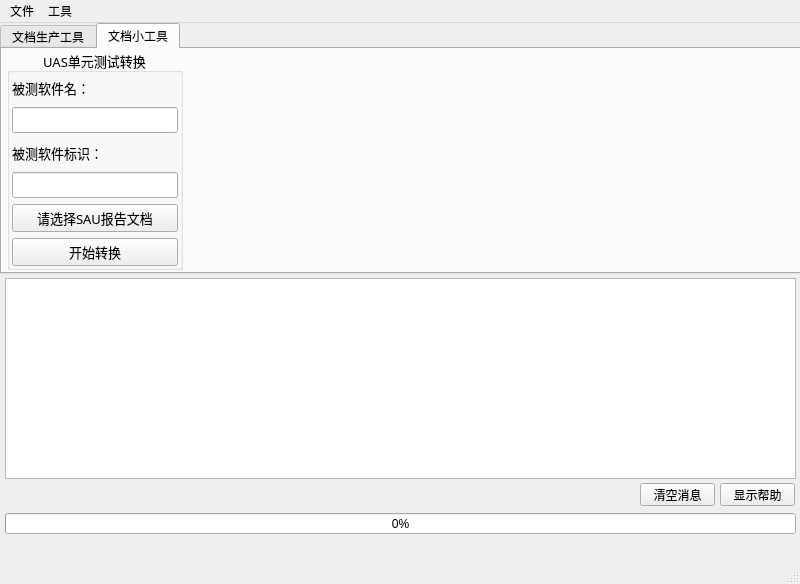
This is GUI.ui in ks3356143/newToolforTest as Qt 5 draws it before an edit. The edited form follows.
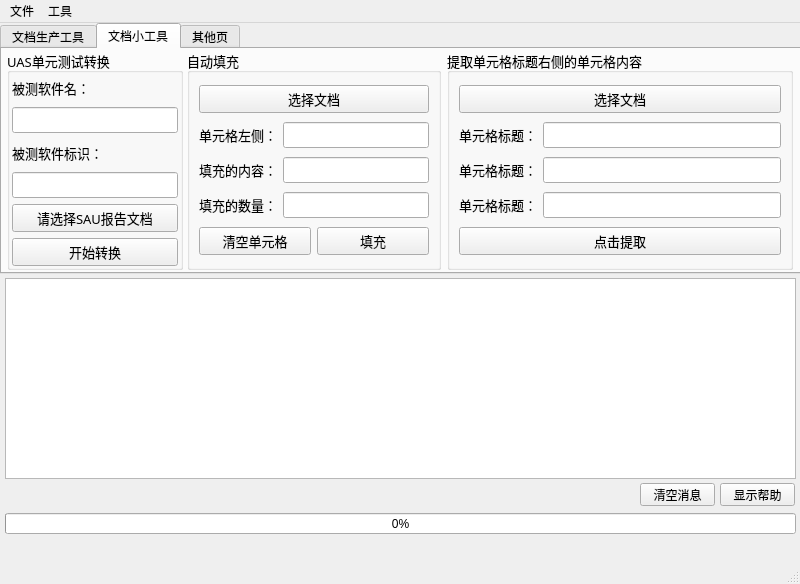
This is the edited form. The open tabs and pages were chosen to show the change.

Patch:
```diff
--- a/GUI.ui
+++ b/GUI.ui
@@ -276,7 +276,7 @@
        <string>UAS单元测试转换</string>
       </property>
       <property name="alignment">
-       <set>Qt::AlignCenter</set>
+       <set>Qt::AlignLeading|Qt::AlignLeft|Qt::AlignVCenter</set>
       </property>
       <property name="flat">
        <bool>false</bool>
@@ -328,6 +328,192 @@
        </layout>
       </widget>
      </widget>
+     <widget class="QGroupBox" name="groupBox_5">
+      <property name="geometry">
+       <rect>
+        <x>185</x>
+        <y>0</y>
+        <width>254</width>
+        <height>221</height>
+       </rect>
+      </property>
+      <property name="font">
+       <font>
+        <family>Mongolian Baiti</family>
+        <pointsize>10</pointsize>
+       </font>
+      </property>
+      <property name="title">
+       <string>自动填充</string>
+      </property>
+      <property name="alignment">
+       <set>Qt::AlignLeading|Qt::AlignLeft|Qt::AlignVCenter</set>
+      </property>
+      <property name="flat">
+       <bool>false</bool>
+      </property>
+      <layout class="QVBoxLayout" name="verticalLayout_5">
+       <item>
+        <widget class="QPushButton" name="pushButton_16">
+         <property name="text">
+          <string>选择文档</string>
+         </property>
+        </widget>
+       </item>
+       <item>
+        <layout class="QHBoxLayout" name="horizontalLayout_6">
+         <item>
+          <widget class="QLabel" name="label_7">
+           <property name="text">
+            <string>单元格左侧：</string>
+           </property>
+          </widget>
+         </item>
+         <item>
+          <widget class="QLineEdit" name="lineEdit_9"/>
+         </item>
+        </layout>
+       </item>
+       <item>
+        <layout class="QHBoxLayout" name="horizontalLayout_7">
+         <item>
+          <widget class="QLabel" name="label_9">
+           <property name="text">
+            <string>填充的内容：</string>
+           </property>
+          </widget>
+         </item>
+         <item>
+          <widget class="QLineEdit" name="lineEdit_10"/>
+         </item>
+        </layout>
+       </item>
+       <item>
+        <layout class="QHBoxLayout" name="horizontalLayout_8">
+         <item>
+          <widget class="QLabel" name="label_10">
+           <property name="text">
+            <string>填充的数量：</string>
+           </property>
+          </widget>
+         </item>
+         <item>
+          <widget class="QLineEdit" name="lineEdit_11"/>
+         </item>
+        </layout>
+       </item>
+       <item>
+        <layout class="QHBoxLayout" name="horizontalLayout_9">
+         <item>
+          <widget class="QPushButton" name="pushButton_14">
+           <property name="text">
+            <string>清空单元格</string>
+           </property>
+          </widget>
+         </item>
+         <item>
+          <widget class="QPushButton" name="pushButton_15">
+           <property name="text">
+            <string>填充</string>
+           </property>
+          </widget>
+         </item>
+        </layout>
+       </item>
+      </layout>
+     </widget>
+     <widget class="QGroupBox" name="groupBox_6">
+      <property name="geometry">
+       <rect>
+        <x>445</x>
+        <y>0</y>
+        <width>346</width>
+        <height>221</height>
+       </rect>
+      </property>
+      <property name="font">
+       <font>
+        <family>Mongolian Baiti</family>
+        <pointsize>10</pointsize>
+       </font>
+      </property>
+      <property name="title">
+       <string>提取单元格标题右侧的单元格内容</string>
+      </property>
+      <property name="alignment">
+       <set>Qt::AlignLeading|Qt::AlignLeft|Qt::AlignVCenter</set>
+      </property>
+      <property name="flat">
+       <bool>false</bool>
+      </property>
+      <layout class="QVBoxLayout" name="verticalLayout_6">
+       <item>
+        <widget class="QPushButton" name="pushButton_17">
+         <property name="text">
+          <string>选择文档</string>
+         </property>
+        </widget>
+       </item>
+       <item>
+        <layout class="QHBoxLayout" name="horizontalLayout_10">
+         <item>
+          <widget class="QLabel" name="label_8">
+           <property name="text">
+            <string>单元格标题：</string>
+           </property>
+          </widget>
+         </item>
+         <item>
+          <widget class="QLineEdit" name="lineEdit_12"/>
+         </item>
+        </layout>
+       </item>
+       <item>
+        <layout class="QHBoxLayout" name="horizontalLayout_11">
+         <item>
+          <widget class="QLabel" name="label_11">
+           <property name="text">
+            <string>单元格标题：</string>
+           </property>
+          </widget>
+         </item>
+         <item>
+          <widget class="QLineEdit" name="lineEdit_13"/>
+         </item>
+        </layout>
+       </item>
+       <item>
+        <layout class="QHBoxLayout" name="horizontalLayout_12">
+         <item>
+          <widget class="QLabel" name="label_12">
+           <property name="text">
+            <string>单元格标题：</string>
+           </property>
+          </widget>
+         </item>
+         <item>
+          <widget class="QLineEdit" name="lineEdit_14"/>
+         </item>
+        </layout>
+       </item>
+       <item>
+        <layout class="QHBoxLayout" name="horizontalLayout_13">
+         <item>
+          <widget class="QPushButton" name="pushButton_19">
+           <property name="text">
+            <string>点击提取</string>
+           </property>
+          </widget>
+         </item>
+        </layout>
+       </item>
+      </layout>
+     </widget>
+    </widget>
+    <widget class="QWidget" name="tab_3">
+     <attribute name="title">
+      <string>其他页</string>
+     </attribute>
     </widget>
    </widget>
    <widget class="QTextBrowser" name="textBrowser">
```
Left out of the diff: 11 changed lines with no effect on the pictures.
